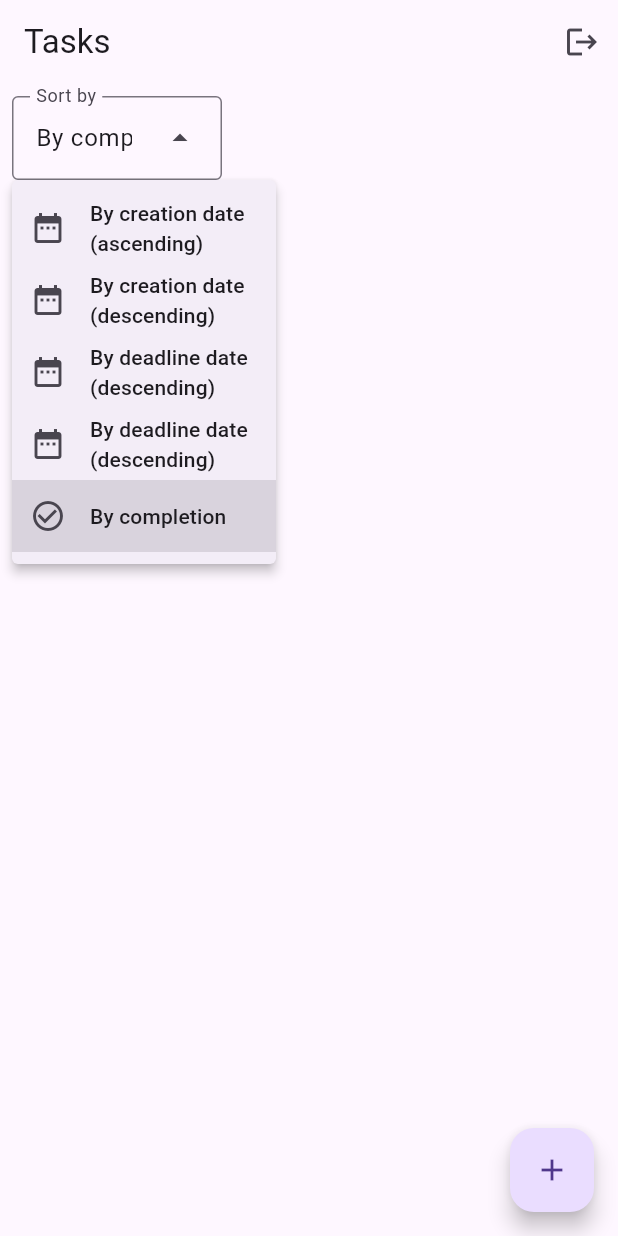
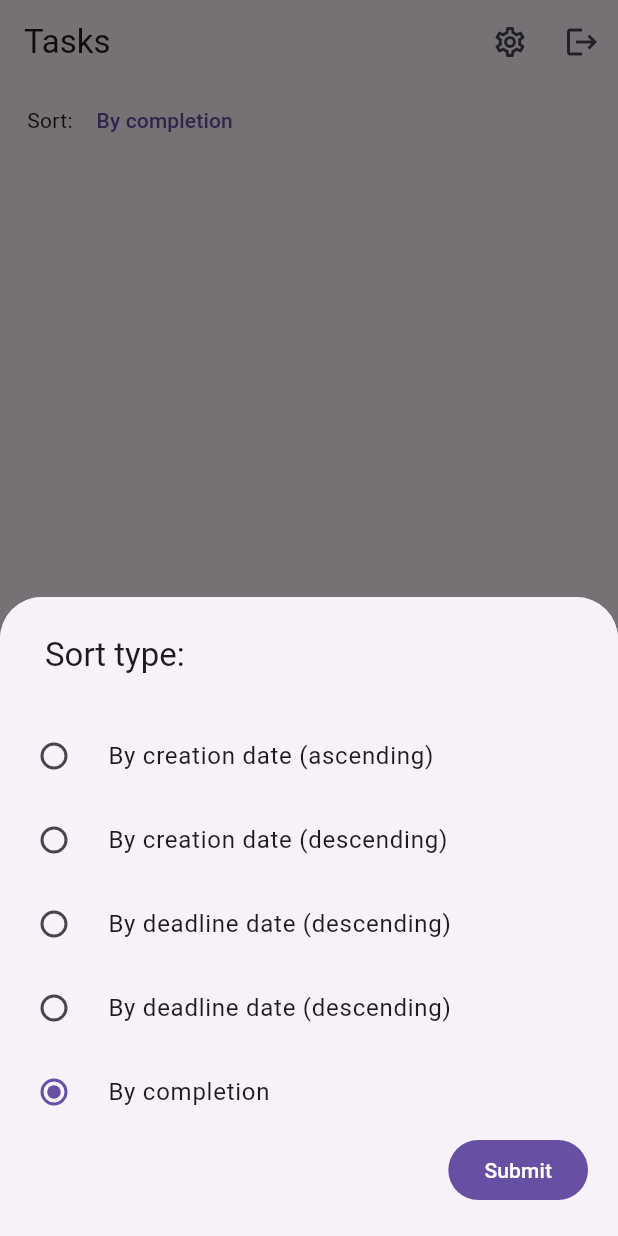
Before and after one commit to animousen4/todo_firebase, a Flutter app: the screen it shows once a user with an empty profile is signed in, after a tap on "By completion", on a phone screen of 412 x 824 dp. Run offline on Flutter 3.47's test engine with Material 3 defaults, Android fonts, the phone set to English and light mode, and no system bars; our stand-ins replace auto_route, bloc, bloc_concurrency, cloud_firestore, firebase_auth, firebase_core and 5 more; accounts and stored records are empty; generated files the repository leaves out were written again.

Commit message:
upd theme, dialog

```diff
--- a/lib/feature/app/model/theme_model.dart
+++ b/lib/feature/app/model/theme_model.dart
@@ -17,6 +17,8 @@ class ThemeModel {
             borderRadius: BorderRadius.circular(16),
           )),
         );
+
+  bool get isDark => themeMode == ThemeMode.dark;
 
   final ThemeMode themeMode;
 
--- a/lib/feature/routes/app_router.dart
+++ b/lib/feature/routes/app_router.dart
@@ -2,6 +2,7 @@ import 'package:auto_route/auto_route.dart';
 import 'package:todo_firebase/feature/home/widget/home_screen.dart';
 import 'package:todo_firebase/feature/routes/widget/root_screen.dart';
 import 'package:todo_firebase/feature/routes/widget/auth_screen.dart';
+import 'package:todo_firebase/feature/settings/widget/screen/settings_screen.dart';
 import 'package:todo_firebase/feature/sign_in/widget/screen/sign_in_screen.dart';
 import 'package:todo_firebase/feature/sign_up/widget/screen/sign_up_screen.dart';
 import 'package:todo_firebase/feature/todo/widget/page/todo_page.dart';
@@ -24,8 +25,14 @@ class AppRouter extends _$AppRouter {
               ],
             ),
             AutoRoute(
-                page: HomeRoute.page,
-                children: [AutoRoute(page: TodoRoute.page, initial: true)]),
+              page: HomeRoute.page,
+              children: [
+                AutoRoute(page: TodoRoute.page, initial: true),
+                AutoRoute(
+                  page: SettingsRoute.page,
+                )
+              ],
+            ),
           ],
         ),
       ];
--- a/lib/feature/settings/widget/screen/settings_screen.dart
+++ b/lib/feature/settings/widget/screen/settings_screen.dart
@@ -1,8 +1,10 @@
+import 'package:auto_route/auto_route.dart';
 import 'package:flutter/foundation.dart';
 import 'package:flutter/material.dart';
 import 'package:todo_firebase/feature/settings/widget/controllers.dart';
 import 'package:todo_firebase/feature/settings/widget/settings_scope.dart';
 
+@RoutePage()
 class SettingsScreen extends StatefulWidget {
   const SettingsScreen({super.key});
 
@@ -17,12 +19,12 @@ class _SettingsScreenState extends State<SettingsScreen> {
   @override
   Widget build(BuildContext context) {
     return Scaffold(
-      appBar: AppBar(
-        title: Text("Settings"),
-      ),
       body: CustomScrollView(
         slivers: [
-          /// Settings
+          const SliverAppBar(
+            title: Text("Settings"),
+          ),
+          SliverList.list(children: const [_DarkThemeSwitch()])
         ],
       ),
     );
@@ -36,3 +38,23 @@ class _SettingsScreenState extends State<SettingsScreen> {
     themeScopeController = SettingsScope.themeControllerOf(context);
   }
 }
+
+class _DarkThemeSwitch extends StatelessWidget {
+  const _DarkThemeSwitch({
+    super.key,
+  });
+
+  @override
+  Widget build(BuildContext context) {
+    final settingsScopeController = SettingsScope.themeControllerOf(context);
+    final enabled = settingsScopeController.theme.isDark;
+    return SwitchListTile(
+      value: enabled,
+      title: Text("Dark theme"),
+      onChanged: (value) {
+        final themeMode = value ? ThemeMode.dark : ThemeMode.light;
+        settingsScopeController.setThemeMode(themeMode);
+      },
+    );
+  }
+}
--- a/lib/feature/todo/widget/page/todo_page.dart
+++ b/lib/feature/todo/widget/page/todo_page.dart
@@ -3,12 +3,14 @@ import 'package:flutter/material.dart';
 import 'package:flutter_sticky_header/flutter_sticky_header.dart';
 import 'package:todo_firebase/feature/auth/widget/auth_scope.dart';
 import 'package:todo_firebase/feature/initialization/widget/dependencies_scope.dart';
+import 'package:todo_firebase/feature/routes/app_router.dart';
 import 'package:todo_firebase/feature/todo/bloc/todo_bloc.dart';
 import 'package:todo_firebase/feature/todo/data/model/todo_sort_type.dart';
 import 'package:todo_firebase/feature/todo/widget/synchronizer/animated_sync.dart';
 import 'package:todo_firebase/feature/todo/widget/todo_add_dialog.dart';
 import 'package:todo_firebase/feature/todo/widget/todo_list_item.dart';
 import 'package:todo_firebase/feature/todo/widget/todo_scope.dart';
+import 'package:todo_firebase/feature/todo/widget/todo_sort_modal_dialog.dart';
 
 @RoutePage()
 class TodoPage extends StatefulWidget {
@@ -112,23 +114,6 @@ class _TodoSliverList extends StatelessWidget {
   }
 }
 
-enum _SortMethods {
-  creationDateAsc(
-      "By creation date (ascending)", Icons.date_range, SortType.createDateAsc),
-  creationDateDesc("By creation date (descending)", Icons.date_range,
-      SortType.createDateDesk),
-  deadlineDateDesc("By deadline date (descending)", Icons.date_range,
-      SortType.dateDeadlineDesc),
-  deadlineDateAsc("By deadline date (descending)", Icons.date_range,
-      SortType.dateDeadlineAsc),
-  complete("By completion", Icons.check_circle_outline, SortType.complete);
-
-  const _SortMethods(this.name, this.icon, this.sortType);
-  final String name;
-  final IconData icon;
-  final SortType sortType;
-}
-
 class _TodoSliverAppBar extends StatelessWidget {
   const _TodoSliverAppBar({
     super.key,
@@ -153,6 +138,11 @@ class _TodoSliverAppBar extends StatelessWidget {
       ),
       actions: [
         IconButton(
+            onPressed: () {
+              context.pushRoute(const SettingsRoute());
+            },
+            icon: const Icon(Icons.settings_outlined)),
+        IconButton(
           onPressed: () {
             authController.logout();
           },
@@ -171,25 +161,30 @@ class _DropdownSort extends StatelessWidget {
   @override
   Widget build(BuildContext context) {
     final todoScope = TodoScope.of(context);
+
+    final sortMethod = SortMethods.values
+        .where(
+          (method) => method.sortType == todoScope.state.sortType,
+        )
+        .toList()
+        .first;
     return Padding(
-      padding: const EdgeInsets.all(8.0),
-      child: DropdownMenu<_SortMethods>(
-        label: const Text("Sort by"),
-        width: 140,
-        initialSelection: _SortMethods.complete,
-        dropdownMenuEntries:
-            _SortMethods.values.map<DropdownMenuEntry<_SortMethods>>((value) {
-          return DropdownMenuEntry(
-            value: value,
-            label: value.name,
-            leadingIcon: Icon(value.icon),
-          );
-        }).toList(),
-        onSelected: (value) {
-          if (value != null) {
-            todoScope.sortBy(value.sortType);
-          }
-        },
+      padding: const EdgeInsets.symmetric(horizontal: 18),
+      child: Row(
+        children: [
+          const Text("Sort: "),
+          TextButton(
+            onPressed: () {
+              showModalBottomSheet(
+                  context: context,
+                  builder: (context) => TodoSortModalDialog(
+                        onSubmit: (sortType) => todoScope.sortBy(sortType),
+                        initSortType: sortMethod,
+                      ));
+            },
+            child: Text(sortMethod.name),
+          ),
+        ],
       ),
     );
   }
--- a/lib/feature/todo/widget/todo_sort_modal_dialog.dart
+++ b/lib/feature/todo/widget/todo_sort_modal_dialog.dart
@@ -1,11 +1,121 @@
+// ignore_for_file: public_member_api_docs, sort_constructors_first
 import 'package:flutter/foundation.dart';
+import 'package:flutter/material.dart';
 import 'package:flutter/widgets.dart';
 
-class TodoSortModalDialog extends StatelessWidget {
-  const TodoSortModalDialog({super.key});
+import 'package:todo_firebase/feature/todo/data/model/todo_sort_type.dart';
+import 'package:todo_firebase/feature/todo/widget/todo_scope.dart';
+
+enum SortMethods {
+  creationDateAsc(
+      "By creation date (ascending)", Icons.date_range, SortType.createDateAsc),
+  creationDateDesc("By creation date (descending)", Icons.date_range,
+      SortType.createDateDesk),
+  deadlineDateDesc("By deadline date (descending)", Icons.date_range,
+      SortType.dateDeadlineDesc),
+  deadlineDateAsc("By deadline date (descending)", Icons.date_range,
+      SortType.dateDeadlineAsc),
+  complete("By completion", Icons.check_circle_outline, SortType.complete);
+
+  const SortMethods(this.name, this.icon, this.sortType);
+  final String name;
+  final IconData icon;
+  final SortType sortType;
+}
+
+class TodoSortModalDialog extends StatefulWidget {
+  const TodoSortModalDialog({
+    Key? key,
+    required this.initSortType,
+    required this.onSubmit,
+  }) : super(key: key);
+
+  final SortMethods initSortType;
+
+  final Function(SortType sortType) onSubmit;
+  @override
+  State<TodoSortModalDialog> createState() => _TodoSortModalDialogState();
+}
+
+class _TodoSortModalDialogState extends State<TodoSortModalDialog> {
+  late SortMethods sortMethod = widget.initSortType;
 
   @override
   Widget build(BuildContext context) {
-    return Placeholder();
+    final titleStyle = Theme.of(context).textTheme.titleLarge;
+    return BottomSheet(
+      onClosing: () {},
+      builder: (context) => Column(
+        mainAxisSize: MainAxisSize.min,
+        children: [
+          Padding(
+            padding: const EdgeInsets.only(left: 30, top: 25, bottom: 25),
+            child: Align(
+              alignment: Alignment.centerLeft,
+              child: Text(
+                "Sort type:",
+                style: titleStyle,
+              ),
+            ),
+          ),
+          _SortTiles(
+            builder: (context, index) => RadioListTile<SortMethods>(
+              value: SortMethods.values[index],
+              groupValue: sortMethod,
+              title: Text(SortMethods.values[index].name),
+              onChanged: (value) {
+                setState(() {
+                  sortMethod = value ?? sortMethod;
+                });
+              },
+            ),
+            count: SortMethods.values.length,
+          ),
+          _SubmitButton(
+            onSubmit: () {
+              widget.onSubmit(sortMethod.sortType);
+              Navigator.of(context).pop();
+            },
+          )
+        ],
+      ),
+    );
   }
 }
+
+class _SubmitButton extends StatelessWidget {
+  const _SubmitButton({
+    super.key,
+    required this.onSubmit,
+  });
+
+  final Function() onSubmit;
+  @override
+  Widget build(BuildContext context) {
+    return Align(
+      alignment: Alignment.centerRight,
+      child: Padding(
+        padding: const EdgeInsets.only(right: 20, bottom: 20),
+        child: FilledButton(onPressed: onSubmit, child: const Text("Submit")),
+      ),
+    );
+  }
+}
+
+class _SortTiles extends StatelessWidget {
+  const _SortTiles({super.key, required this.builder, required this.count});
+
+  final Widget Function(BuildContext context, int index) builder;
+  final int count;
+  @override
+  Widget build(BuildContext context) {
+    final List<Widget> widgets = [];
+
+    for (int index = 0; index < count; index++) {
+      widgets.add(builder(context, index));
+    }
+    return Column(
+      children: widgets,
+    );
+  }
+}
```
Also changed, not shown: lib/feature/routes/app_router.gr.dart.
